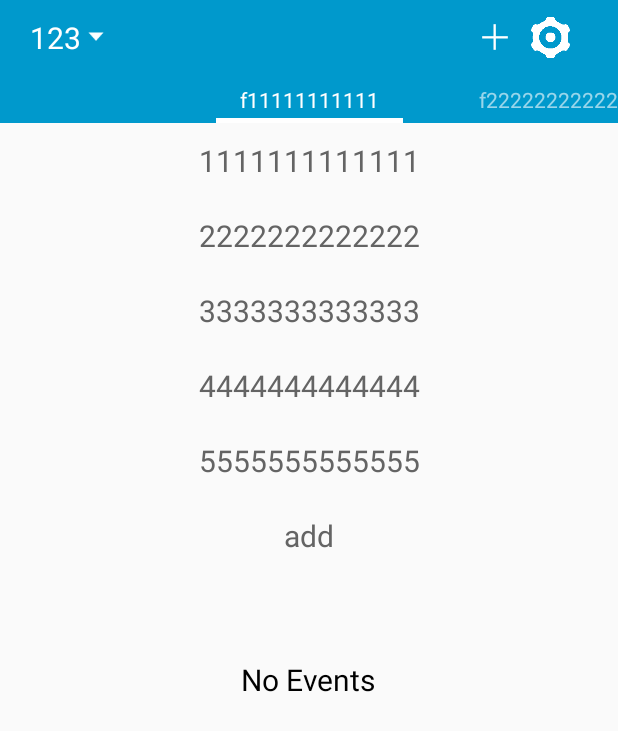
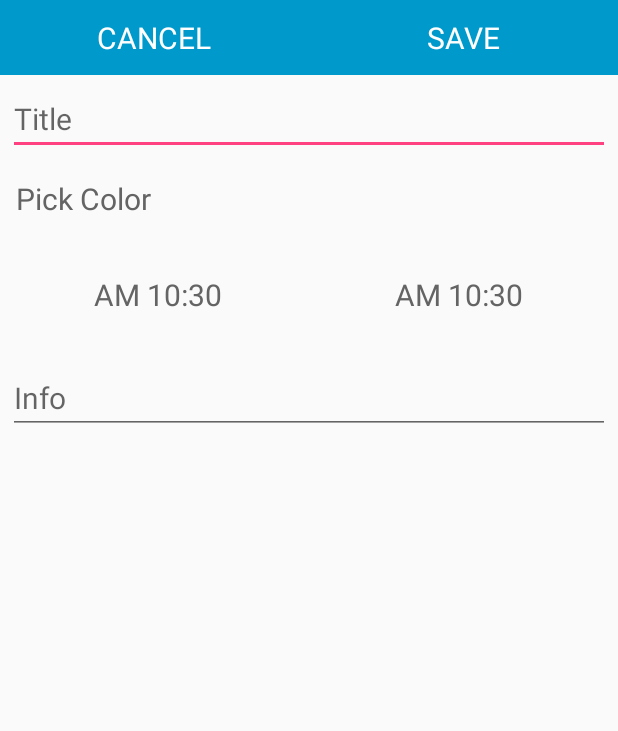
Before and after one commit to tyaathome/ClassTimetable, an Android app: the screen it shows after launch (ActivityHome before the commit, ActivityAddTimetable after it), after a tap on an icon or button, on a phone screen of 412 x 824 dp. Shown: the top 731 px of the screen. Run offline under Robolectric (Android 15) with nearby library versions, the phone set to English and light mode, and no system bars.

Commit message:
add timetable.

```diff
--- a/app/src/main/AndroidManifest.xml
+++ b/app/src/main/AndroidManifest.xml
@@ -21,6 +21,12 @@
             android:name=".view.activity.settings.ActivitySettings"
             android:exported="false"
             android:screenOrientation="portrait"/>
+
+        <!-- add -->
+        <activity
+            android:name=".view.activity.add.ActivityAddTimetable"
+            android:exported="false"
+            android:screenOrientation="portrait"/>
     </application>
 
 </manifest>
--- a/app/src/main/java/com/example/tyaathome/classtimetable/utils/RequestCode.java
+++ b/app/src/main/java/com/example/tyaathome/classtimetable/utils/RequestCode.java
@@ -5,4 +5,5 @@ package com.example.tyaathome.classtimetable.utils;
  */
 public class RequestCode {
     public static final int CODE_SETTINGS = 0x0;
+    public static final int CODE_ADD_TIMETABLE = 0x01;
 }
--- /dev/null
+++ b/app/src/main/java/com/example/tyaathome/classtimetable/view/activity/add/ActivityAddTimetable.java
@@ -0,0 +1,111 @@
+package com.example.tyaathome.classtimetable.view.activity.add;
+
+import android.app.Activity;
+import android.content.DialogInterface;
+import android.os.Bundle;
+import android.view.View;
+import android.widget.EditText;
+import android.widget.TextView;
+import android.widget.Toast;
+
+import com.example.tyaathome.classtimetable.R;
+import com.example.tyaathome.classtimetable.view.myview.MyOnTimePickerClickListener;
+import com.example.tyaathome.classtimetable.view.myview.TimePickerDialog;
+
+import java.text.SimpleDateFormat;
+import java.util.Calendar;
+
+/**
+ * Created by tyaathome on 2016/5/24.
+ */
+public class ActivityAddTimetable extends Activity implements View.OnClickListener {
+
+    private TextView tvCancel;
+    private TextView tvSave;
+    private EditText etTitle;
+    private EditText etInfo;
+    private TextView tvPickColor;
+    private TextView tvAm;
+    private TextView tvPm;
+
+    @Override
+    protected void onCreate(Bundle savedInstanceState) {
+        super.onCreate(savedInstanceState);
+        setContentView(R.layout.activity_add_timetable);
+        initView();
+        initEvent();
+        initData();
+    }
+
+    @Override
+    protected void onResume() {
+        super.onResume();
+    }
+
+    @Override
+    protected void onDestroy() {
+        super.onDestroy();
+    }
+
+    private void initView() {
+        tvCancel = (TextView) findViewById(R.id.tv_cancel);
+        tvSave = (TextView) findViewById(R.id.tv_save);
+        tvAm = (TextView) findViewById(R.id.tv_am);
+        tvPm = (TextView) findViewById(R.id.tv_pm);
+        etTitle = (EditText) findViewById(R.id.et_title);
+        etInfo = (EditText) findViewById(R.id.et_info);
+    }
+
+    private void initEvent() {
+        tvCancel.setOnClickListener(this);
+        tvSave.setOnClickListener(this);
+        tvAm.setOnClickListener(this);
+        tvPm.setOnClickListener(this);
+    }
+
+    private void initData() {
+        setDate(tvAm, Calendar.getInstance());
+        setDate(tvPm, Calendar.getInstance());
+    }
+
+    private void setDate(TextView tv, Calendar calendar) {
+        SimpleDateFormat format = new SimpleDateFormat("a h:mm");
+        String result = format.format(calendar.getTime());
+        tv.setText(result);
+    }
+
+    @Override
+    public void onClick(View v) {
+        switch (v.getId()) {
+            case R.id.tv_cancel :
+                setResult(Activity.RESULT_OK);
+                finish();
+                break;
+            case R.id.tv_save :
+                setResult(Activity.RESULT_OK);
+                finish();
+                break;
+            case R.id.tv_am : {
+                TimePickerDialog dialog = new TimePickerDialog(this, new MyOnTimePickerClickListener() {
+                    @Override
+                    public void onClick(Calendar calendar, int hourOfDay, int minute) {
+                        setDate(tvAm, calendar);
+                    }
+                });
+                dialog.show();
+                break;
+            }
+            case R.id.tv_pm : {
+                TimePickerDialog dialog = new TimePickerDialog(this, new MyOnTimePickerClickListener() {
+                    @Override
+                    public void onClick(Calendar calendar, int hourOfDay, int minute) {
+                        setDate(tvPm, calendar);
+                    }
+                });
+                dialog.show();
+                break;
+            }
+
+        }
+    }
+}
--- a/app/src/main/java/com/example/tyaathome/classtimetable/view/activity/home/ActivityHome.java
+++ b/app/src/main/java/com/example/tyaathome/classtimetable/view/activity/home/ActivityHome.java
@@ -19,6 +19,7 @@ import android.widget.Toast;
 import com.example.tyaathome.classtimetable.R;
 import com.example.tyaathome.classtimetable.utils.RequestCode;
 import com.example.tyaathome.classtimetable.utils.Utils;
+import com.example.tyaathome.classtimetable.view.activity.add.ActivityAddTimetable;
 import com.example.tyaathome.classtimetable.view.activity.base.ActivityBaseWithTitle;
 import com.example.tyaathome.classtimetable.view.activity.settings.ActivitySettings;
 import com.example.tyaathome.classtimetable.view.adapter.AdapterWeekFragment;
@@ -96,15 +97,19 @@ public class ActivityHome extends ActivityBaseWithTitle {
         @Override
         public void onClick(View v) {
             switch (v.getId()) {
-                case R.id.iv_add:
-                    int index = viewPager.getCurrentItem();
-                    FragmentClassTimetable fragment = (FragmentClassTimetable) fragmentList.get(index);
-                    fragment.addItem("add");
+                case R.id.iv_add: {
+//                    int index = viewPager.getCurrentItem();
+//                    FragmentClassTimetable fragment = (FragmentClassTimetable) fragmentList.get(index);
+//                    fragment.addItem("add");
+                    Intent intent = new Intent(ActivityHome.this, ActivityAddTimetable.class);
+                    startActivityForResult(intent, RequestCode.CODE_ADD_TIMETABLE);
                     break;
-                case R.id.iv_settings:
+                }
+                case R.id.iv_settings: {
                     Intent intent = new Intent(ActivityHome.this, ActivitySettings.class);
                     startActivityForResult(intent, RequestCode.CODE_SETTINGS);
                     break;
+                }
             }
         }
     };
--- /dev/null
+++ b/app/src/main/java/com/example/tyaathome/classtimetable/view/myview/MyOnTimePickerClickListener.java
@@ -0,0 +1,10 @@
+package com.example.tyaathome.classtimetable.view.myview;
+
+import java.util.Calendar;
+
+/**
+ * Created by tyaathome on 2016/5/24.
+ */
+public interface MyOnTimePickerClickListener {
+    void onClick(Calendar calendar, int hourOfDay, int minute);
+}
--- /dev/null
+++ b/app/src/main/res/layout-xhdpi/activity_add_timetable.xml
@@ -0,0 +1,93 @@
+<?xml version="1.0" encoding="utf-8"?>
+<LinearLayout xmlns:android="http://schemas.android.com/apk/res/android"
+    android:orientation="vertical" android:layout_width="match_parent"
+    android:layout_height="match_parent">
+
+    <LinearLayout
+        android:layout_width="match_parent"
+        android:layout_height="50dp"
+        android:orientation="horizontal"
+        android:background="@android:color/holo_blue_dark">
+
+        <TextView
+            android:id="@+id/tv_cancel"
+            android:layout_width="0dp"
+            android:layout_height="match_parent"
+            android:layout_weight="1"
+            android:gravity="center"
+            android:text="@string/cancel"
+            android:textColor="@android:color/white"
+            android:textSize="@dimen/text_normal"/>
+
+        <TextView
+            android:id="@+id/tv_save"
+            android:layout_width="0dp"
+            android:layout_height="match_parent"
+            android:layout_weight="1"
+            android:gravity="center"
+            android:text="@string/save"
+            android:textColor="@android:color/white"
+            android:textSize="@dimen/text_normal"/>
+
+    </LinearLayout>
+
+    <LinearLayout
+        android:layout_width="match_parent"
+        android:layout_height="match_parent"
+        android:padding="@dimen/padding_normal"
+        android:orientation="vertical">
+
+        <EditText
+            android:id="@+id/et_title"
+            android:layout_width="match_parent"
+            android:layout_height="wrap_content"
+            android:hint="@string/title"
+            android:textColor="@color/text_black_common"
+            android:textSize="@dimen/text_normal"/>
+
+        <TextView
+            android:layout_width="match_parent"
+            android:layout_height="wrap_content"
+            android:layout_marginTop="@dimen/margin_normal"
+            android:padding="@dimen/padding_normal"
+            android:text="@string/pick_color"
+            android:textColor="@color/text_black_common"
+            android:textSize="@dimen/text_normal"/>
+
+        <LinearLayout
+            android:layout_width="match_parent"
+            android:layout_height="70dp"
+            android:layout_marginTop="@dimen/margin_normal">
+
+            <TextView
+                android:id="@+id/tv_am"
+                android:layout_width="0dp"
+                android:layout_height="match_parent"
+                android:layout_weight="1"
+                android:gravity="center"
+                android:textColor="@color/text_black_common"
+                android:textSize="@dimen/text_normal"/>
+
+            <TextView
+                android:id="@+id/tv_pm"
+                android:layout_width="0dp"
+                android:layout_height="match_parent"
+                android:layout_weight="1"
+                android:gravity="center"
+                android:textColor="@color/text_black_common"
+                android:textSize="@dimen/text_normal"/>
+
+        </LinearLayout>
+
+        <EditText
+            android:id="@+id/et_info"
+            android:layout_width="match_parent"
+            android:layout_height="wrap_content"
+            android:layout_marginTop="@dimen/margin_normal"
+            android:hint="@string/info"
+            android:textColor="@color/text_black_common"
+            android:textSize="@dimen/text_normal"/>
+
+    </LinearLayout>
+
+</LinearLayout>
--- a/app/src/main/res/values/strings.xml
+++ b/app/src/main/res/values/strings.xml
@@ -2,4 +2,10 @@
     <string name="app_name">ClassTimetable</string>
     <string name="no_events">No Events</string>
     <string name="settings">Settings</string>
+    <string name="cancel">CANCEL</string>
+    <string name="save">SAVE</string>
+    <string name="title">Title</string>
+    <string name="info">Info</string>
+    <string name="pick_color">Pick Color</string>
+    <string name="done">Done</string>
 </resources>
```
Also changed, not shown: app/src/main/java/com/example/tyaathome/classtimetable/view/myview/TimePickerDialog.java (added, +86 -0 lines), app/src/main/res/layout-xhdpi/dialog_time_picker.xml (added, +26 -0 lines).
